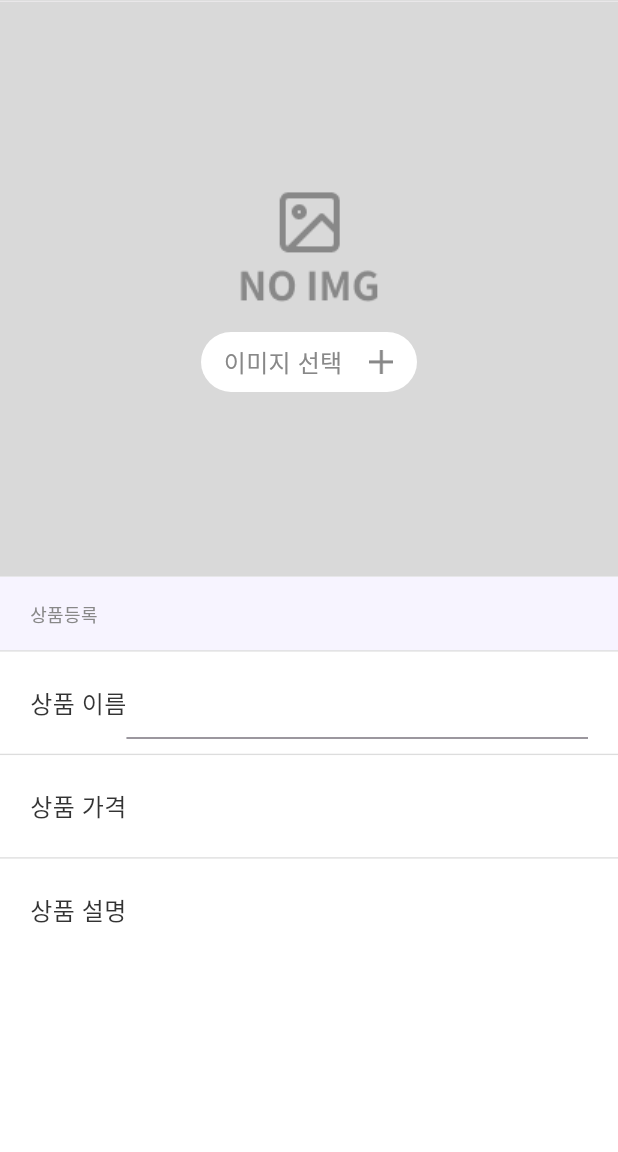
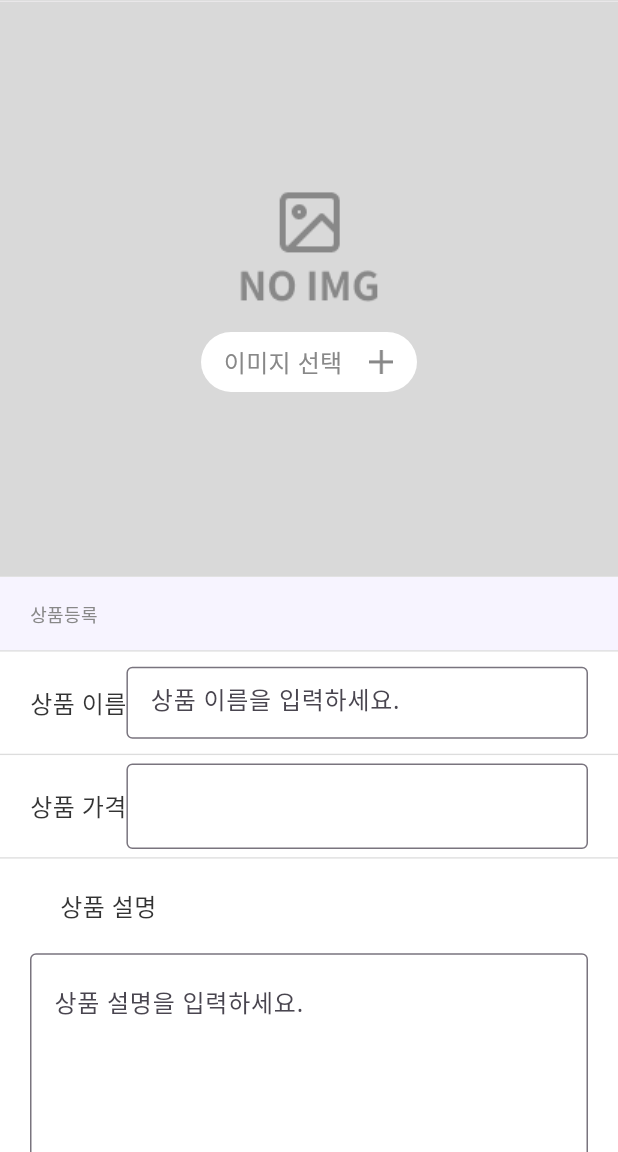
Before and after one commit to 1joGoodNight/flutter_dear_pet, a Flutter app: the screen it shows after launch, on a phone screen of 412 x 824 dp, the part 84-1236 px from its top. Run offline on Flutter 3.47's test engine with Material 3 defaults, Android fonts, the phone set to English and light mode, and no system bars.

Commit message:
Feat textAlign

```diff
--- a/lib/addpage/widget/goods_bottom.dart
+++ b/lib/addpage/widget/goods_bottom.dart
@@ -47,7 +47,16 @@ class GoodsBottom extends StatelessWidget {
                     '상품 이름',
                     style: TextStyle(color: Color(0xFF333333), fontSize: 16),
                   ),
-                    Expanded(child: TextField())
+                  Expanded(
+                      child: SizedBox(
+                    width: 268,
+                    height: 48,
+                    child: TextField(
+                      decoration: InputDecoration(
+                          border: OutlineInputBorder(),
+                          hintText: '상품 이름을 입력하세요.'),
+                    ),
+                  ))
                 ],
               ),
             ),
@@ -55,14 +64,23 @@ class GoodsBottom extends StatelessWidget {
           Container(
             width: 412,
             height: 69,
-              child: Align(
-                alignment: Alignment.centerLeft,
             child: Padding(
               padding: const EdgeInsets.symmetric(horizontal: 20),
-                  child: Text(
+              child: Row(
+                children: [
+                  Text(
                     '상품 가격',
                     style: TextStyle(color: Color(0xFF333333), fontSize: 16),
                   ),
+                  Expanded(
+                    child: TextField(
+                      decoration: InputDecoration(
+                        suffixText: ' 원',
+                        border: OutlineInputBorder(),
+                      ),
+                    ),
+                  ),
+                ],
               ),
             ),
             decoration: BoxDecoration(
@@ -76,15 +94,34 @@ class GoodsBottom extends StatelessWidget {
           ),
           Container(
             width: 412,
-              height: 69,
-              child: Align(
-                alignment: Alignment.centerLeft,
+            height: 500,
             child: Padding(
               padding: const EdgeInsets.symmetric(horizontal: 20),
+              child: Column(
+                crossAxisAlignment: CrossAxisAlignment.start,
+                children: [
+                  Padding(
+                    padding: const EdgeInsets.symmetric(
+                        horizontal: 20, vertical: 20),
                     child: Text(
                       '상품 설명',
                       style: TextStyle(color: Color(0xFF333333), fontSize: 16),
                     ),
+                  ),
+                  Expanded(
+                    child: TextField(
+                      maxLines: null,
+                      expands: true,
+                      textAlign: TextAlign.start,
+                      textAlignVertical: TextAlignVertical.top,
+                      decoration: InputDecoration(
+                        contentPadding: EdgeInsets.only(top: 20, left: 12),
+                        hintText: '상품 설명을 입력하세요.',
+                        border: OutlineInputBorder(),
+                      ),
+                    ),
+                  ),
+                ],
               ),
             ),
             decoration: BoxDecoration(
```
Lines whose indentation alone changed are shown as unchanged.
